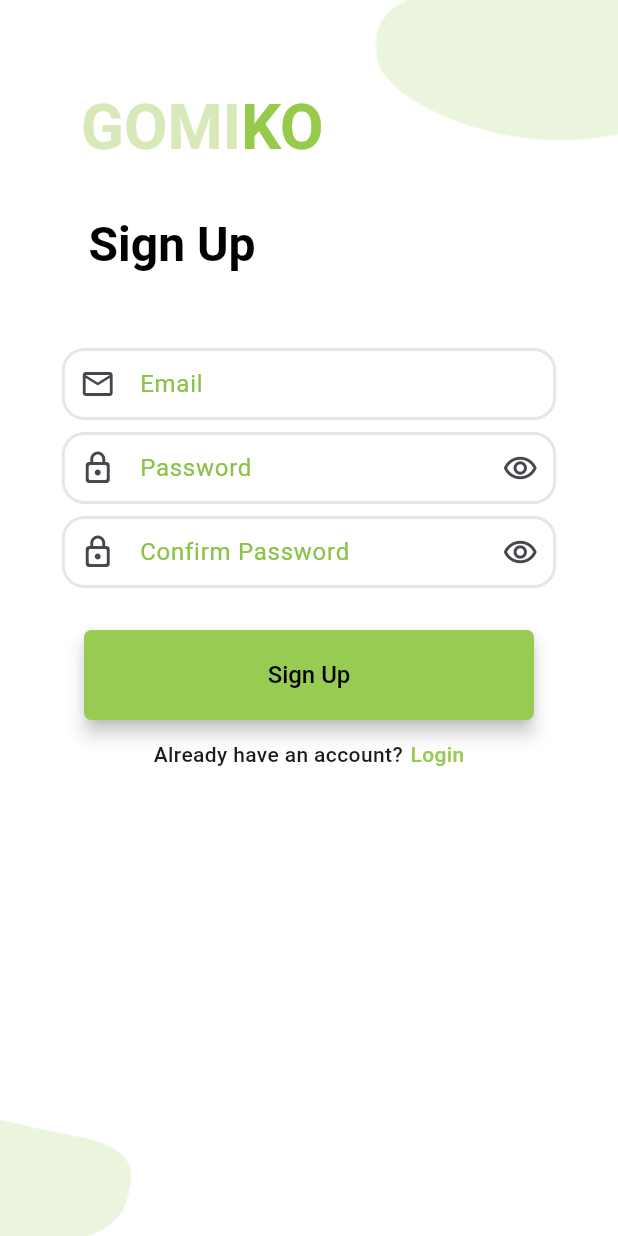
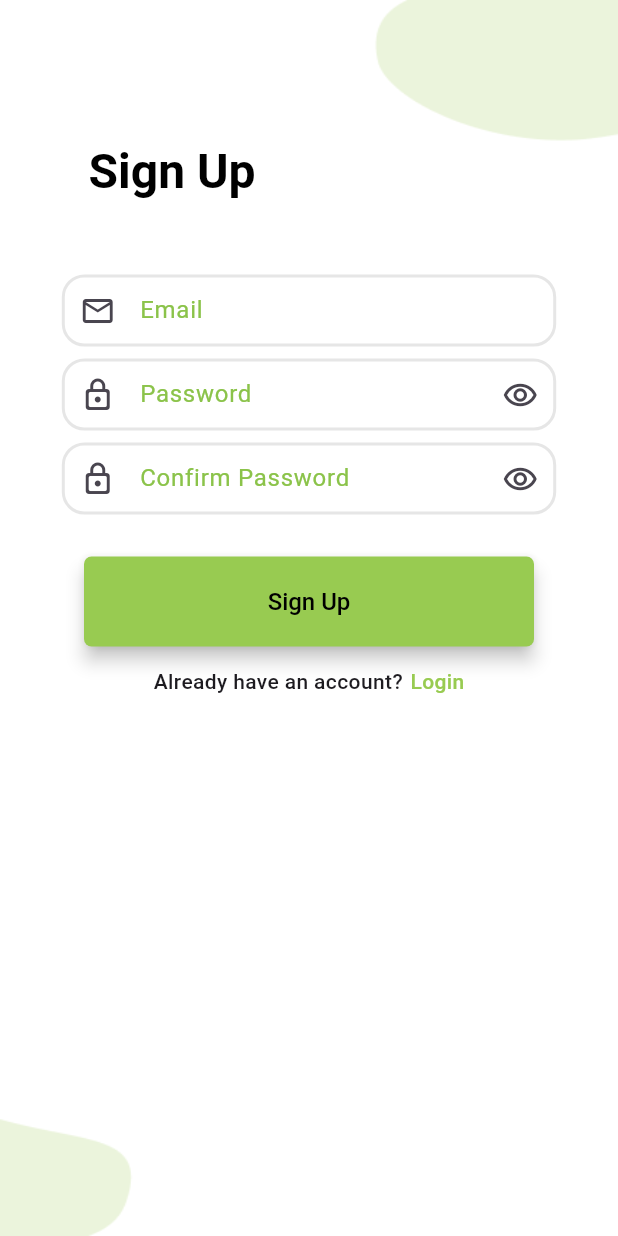
Before and after one commit to GomikoApp/Gomiko, a Flutter app: the LoginPage screen opened by its route, after a tap on "Login", after a tap on "Sign Up", on a phone screen of 412 x 824 dp. Run offline on Flutter 3.47's test engine with Material 3 defaults, Android fonts, the phone set to English and light mode, and no system bars; our stand-ins replace cloud_firestore, dart_mappable, firebase_auth, firebase_core, flutter_dotenv, flutter_riverpod and 4 more; missing offline and left inert: flutter_facebook_auth; accounts and stored records are empty; generated files the repository leaves out were written again.

Commit message:
Update login and signup screen for accessibility
- Added media query to render logo depending on screen size's height

```diff
--- a/lib/views/auth/login_screen.dart
+++ b/lib/views/auth/login_screen.dart
@@ -221,6 +221,7 @@ class _LoginPageState extends State<LoginPage> {
     double windowWidth = MediaQuery.of(context).size.width;
     double windowHeight = MediaQuery.of(context).size.height;
 
+    print("WindowHeight: ${windowHeight}");
     return Container(
       decoration: const BoxDecoration(
         color: Colors.white,
@@ -238,14 +239,14 @@ class _LoginPageState extends State<LoginPage> {
             child: Column(
               crossAxisAlignment: CrossAxisAlignment.start,
               children: <Widget>[
-                SizedBox(height: windowHeight * 0.1),
+                // SizedBox(height: windowHeight * 0.1),
 
                 // Uncomment if we want the logo to be on the page
                 AnimatedOpacity(
                   duration: const Duration(milliseconds: 200),
                   opacity: keyboardOpen ? 0.0 : 1.0,
                   // ignore: prefer_const_constructors
-                  child: GomikoLogo(),
+                  child: windowHeight < 700 ? GomikoLogo() : Container(),
                 ),
 
                 // Changes the textSizedBoxHeight variable to 15 is keyboard is open, otherwise it is the default value
--- a/lib/views/auth/signup_screen.dart
+++ b/lib/views/auth/signup_screen.dart
@@ -134,11 +134,12 @@ class _SignUpPageState extends State<SignUpPage> {
 
   @override
   Widget build(BuildContext context) {
-    double windowWidth = MediaQuery.of(context).size.width;
-
     // check if keyboard is open, if so, move the text up
     // https://stackoverflow.com/questions/56902559/how-to-detect-keyboard-open-in-flutter
     bool keyboardOpen = MediaQuery.of(context).viewInsets.bottom != 0.0;
+
+    double windowWidth = MediaQuery.of(context).size.width;
+    double windowHeight = MediaQuery.of(context).size.height;
 
     return Container(
       decoration: const BoxDecoration(
@@ -164,7 +165,7 @@ class _SignUpPageState extends State<SignUpPage> {
                   duration: const Duration(milliseconds: 200),
                   opacity: keyboardOpen ? 0.0 : 1.0,
                   // ignore: prefer_const_constructors
-                  child: GomikoLogo(),
+                  child: windowHeight < 600 ? GomikoLogo() : Container(),
                 ),
 
                 // Changes the textSizedBoxHeight variable to 15 is keyboard is open, otherwise it is the default value
```
